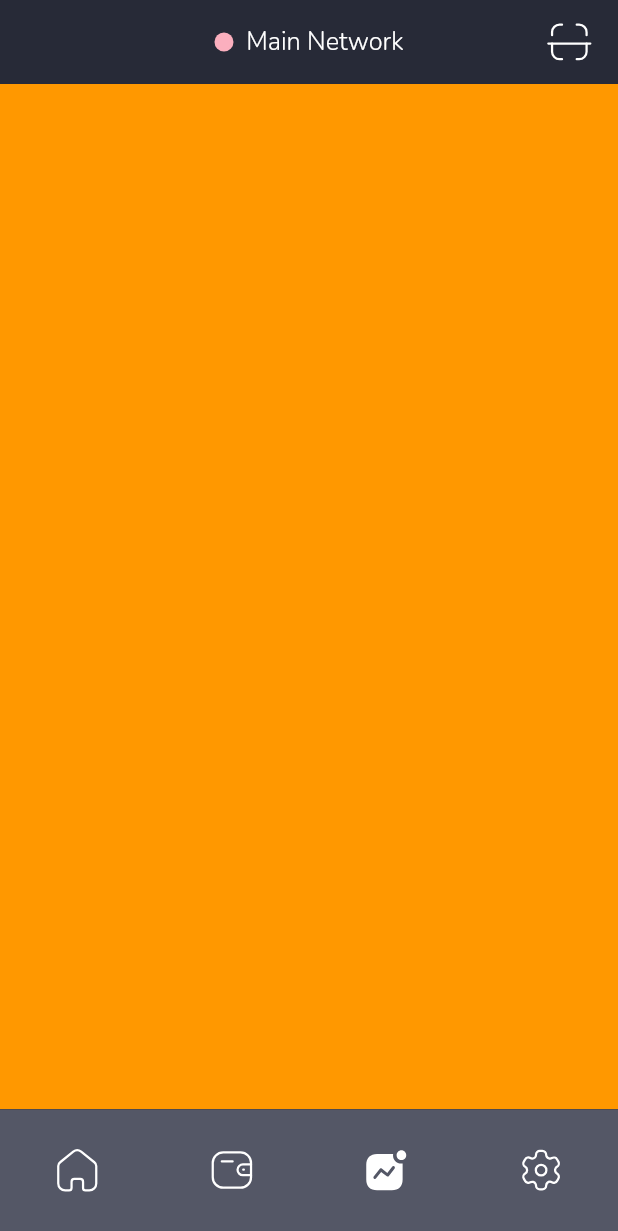
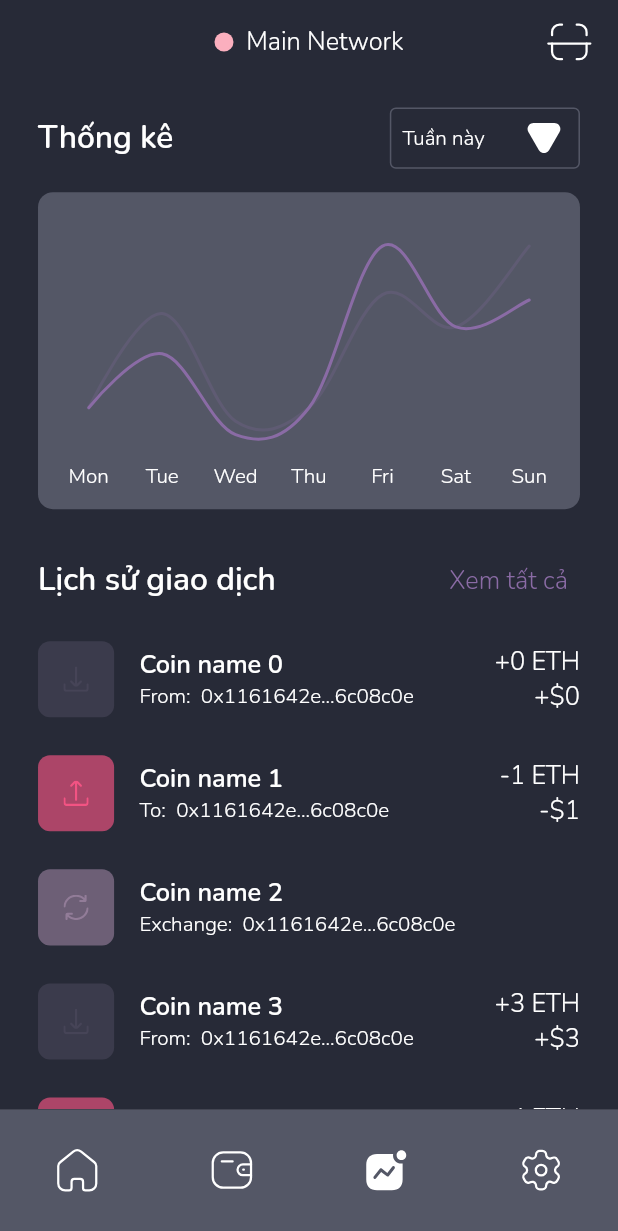
Before and after one commit to hunghuy201280/flutter_crypto_wallet, a Flutter app: the NavBarView screen opened by its route, item 3 of the bottom bar chosen, on a phone screen of 412 x 824 dp. Shown: the top 1231 px of the screen. Run offline on Flutter 3.47's test engine with Material 2 defaults, Android fonts, the phone set to English and light mode, and no system bars; drawn by our look-alikes of fl_chart, persistent_bottom_nav_bar_v2; our stand-ins replace another_flushbar, bloc, cached_network_image, dio, flutter_bloc, flutter_screenutil and 12 more; missing offline and left inert: clipboard; accounts and stored records are empty; network calls fail; statements that could not run were skipped.

Commit message:
update - statistic screen ui

```diff
--- a/lib/configs/text_config.dart
+++ b/lib/configs/text_config.dart
@@ -79,6 +79,12 @@ class TextConfigs {
     fontWeight: FontWeight.w300,
     color: AppColors.kColor2,
   );
+  static final kBody2_4 = TextStyle(
+    fontSize: 16.sp,
+    fontFamily: kFontFamily,
+    fontWeight: FontWeight.w300,
+    color: AppColors.kColor4,
+  );
 
   static final kCaption_9 = TextStyle(
     fontSize: 13.sp,
--- a/lib/l10n/intl_en.arb
+++ b/lib/l10n/intl_en.arb
@@ -59,5 +59,12 @@
   "securityAndPrivacy" : "Security & Privacy",
   "networks" : "Networks",
   "otherNetworks" : "Other Networks",
+  "statistic" : "Statistic",
+  "transactionHistory" : "Transaction History",
+  "thisWeek" : "This Week",
+  "thisMonth" : "This Month",
+  "thisYear" : "This Year",
+  "seeAll" : "See all",
+
   "about" : "About"
 }
--- a/lib/l10n/intl_vi.arb
+++ b/lib/l10n/intl_vi.arb
@@ -45,5 +45,12 @@
   "securityAndPrivacy": "Chính sách và bảo mật",
   "networks": "Mạng lưới",
   "otherNetworks": "Mạng khác",
+  "statistic" : "Thống kê",
+  "transactionHistory" : "Lịch sử giao dịch",
+  "thisWeek" : "Tuần này",
+  "thisMonth" : "Tháng này",
+  "thisYear" : "Năm này",
+  "seeAll" : "Xem tất cả",
+
   "about" : "About"
 }
--- a/lib/utils/extensions.dart
+++ b/lib/utils/extensions.dart
@@ -41,3 +41,22 @@ extension DioErrorExt on DioError {
     return data["error"];
   }
 }
+
+extension InputDecorationExt on InputDecoration {
+  InputDecoration allBorder(InputBorder side) {
+    return copyWith(
+      border: side,
+      focusedBorder: side,
+      enabledBorder: side,
+      disabledBorder: side,
+      errorBorder: side,
+      focusedErrorBorder: side,
+    );
+  }
+}
+
+extension WidgetExt on Widget {
+  SliverToBoxAdapter get toSliver => SliverToBoxAdapter(
+        child: this,
+      );
+}
--- /dev/null
+++ b/lib/views/shared_widgets/common_dropdown.dart
@@ -0,0 +1,55 @@
+import 'package:flutter/material.dart';
+import 'package:flutter_ntf_marketplace/utils/extensions.dart';
+import 'package:flutter_screenutil/flutter_screenutil.dart';
+
+import '../../configs/color_config.dart';
+import '../../configs/text_config.dart';
+
+class CustomDropDown<T> extends StatelessWidget {
+  const CustomDropDown({
+    Key? key,
+    required this.selectedItem,
+    required this.items,
+    required this.onChanged,
+    required this.getName,
+  }) : super(key: key);
+  final T selectedItem;
+  final List<T> items;
+  final ValueChanged<T?> onChanged;
+  final String Function(T item) getName;
+  @override
+  Widget build(BuildContext context) {
+    return SizedBox(
+      width: 120.w,
+      child: DropdownButtonFormField<T>(
+        items: items
+            .map(
+              (e) => DropdownMenuItem<T>(
+                child: Text(
+                  getName(e),
+                  style: TextConfigs.kCaption_9,
+                ),
+                value: e,
+              ),
+            )
+            .toList(),
+        value: selectedItem,
+        dropdownColor: AppColors.kColor1,
+        decoration: InputDecoration(
+          isCollapsed: true,
+          contentPadding: EdgeInsets.all(8.w),
+        ).allBorder(
+          const OutlineInputBorder(
+            borderSide: BorderSide(color: AppColors.kColor2),
+          ),
+        ),
+        icon: "dropdown".getIcon(
+          color: AppColors.kColor9,
+        ),
+        isExpanded: false,
+        isDense: true,
+        onChanged: onChanged,
+      ),
+    );
+  }
+}
--- a/lib/views/statistic_screen/statistic_screen.dart
+++ b/lib/views/statistic_screen/statistic_screen.dart
@@ -1,4 +1,12 @@
 import 'package:flutter/material.dart';
+import 'package:flutter_ntf_marketplace/configs/text_config.dart';
+import 'package:flutter_ntf_marketplace/generated/l10n.dart';
+import 'package:flutter_ntf_marketplace/utils/extensions.dart';
+import 'package:flutter_ntf_marketplace/views/statistic_screen/widgets/statistic_chart.dart';
+import 'package:flutter_screenutil/flutter_screenutil.dart';
+import 'package:sliver_tools/sliver_tools.dart';
+
+import '../../configs/color_config.dart';
 
 class StatisticScreen extends StatelessWidget {
   static const id = "StatisticScreen";
@@ -9,8 +17,186 @@ class StatisticScreen extends StatelessWidget {
 
   @override
   Widget build(BuildContext context) {
+    final s = S.of(context);
     return Scaffold(
-      backgroundColor: Colors.orange,
+      backgroundColor: AppColors.kColor1,
+      body: NestedScrollView(
+        headerSliverBuilder: (context, innerBoxIsScrolled) => [
+          const StatisticChart(
+            previousData: [2, 5.5, 1.5, 2, 6.2, 5, 8],
+            presentData: [2, 4, 1, 2, 8, 5, 6],
+          ).toSliver,
+        ],
+        physics: const BouncingScrollPhysics(),
+        body: CustomScrollView(
+          slivers: [
+            SliverPinnedHeader(
+              child: Material(
+                color: AppColors.kColor1,
+                child: Row(
+                  children: [
+                    24.horizontalSpace,
+                    Text(
+                      s.transactionHistory,
+                      style: TextConfigs.kSubtitle_9,
+                    ),
+                    const Spacer(),
+                    TextButton(
+                      onPressed: () {},
+                      style: TextButton.styleFrom(
+                        primary: AppColors.kColor6,
+                      ),
+                      child: Text(
+                        s.seeAll,
+                        style: TextConfigs.kBody2_4,
+                      ),
+                    ),
+                    24.horizontalSpace,
+                  ],
+                ),
+              ),
+            ),
+            4.verticalSpace.toSliver,
+            const TransactionHistory(),
+          ],
+        ),
+      ),
     );
   }
 }
+
+class TransactionHistory extends StatelessWidget {
+  const TransactionHistory({Key? key}) : super(key: key);
+
+  @override
+  Widget build(BuildContext context) {
+    return SliverList(
+      delegate: SliverChildBuilderDelegate(
+        (context, index) {
+          return Transaction(
+            index: index,
+          );
+        },
+        childCount: 10,
+      ),
+    );
+  }
+}
+
+class Transaction extends StatelessWidget {
+  const Transaction({Key? key, required this.index}) : super(key: key);
+
+  final int index;
+
+  int get transactionType => index % 3;
+  Color get color {
+    switch (transactionType) {
+      case 1:
+        return AppColors.kColor6;
+      case 2:
+        return AppColors.kColor5;
+      case 0:
+      default:
+        return AppColors.kColor3;
+    }
+  }
+
+  String get icon {
+    switch (transactionType) {
+      case 1:
+        return "withdraw";
+      case 2:
+        return "exchange";
+      case 0:
+      default:
+        return "deposit";
+    }
+  }
+
+  String get prefix {
+    switch (transactionType) {
+      case 1:
+        return "To: ";
+      case 2:
+        return "Exchange: ";
+      case 0:
+      default:
+        return "From: ";
+    }
+  }
+
+  String get sign {
+    switch (transactionType) {
+      case 1:
+        return "-";
+      case 2:
+        return "";
+      case 0:
+      default:
+        return "+";
+    }
+  }
+
+  @override
+  Widget build(BuildContext context) {
+    return Material(
+      color: Colors.transparent,
+      child: InkWell(
+        onTap: () {},
+        child: Padding(
+          padding: EdgeInsets.only(top: 12.w, bottom: 12.w),
+          child: Row(
+            children: [
+              24.horizontalSpace,
+              Container(
+                decoration: BoxDecoration(
+                  borderRadius: BorderRadius.circular(8),
+                  color: color.withOpacity(0.65),
+                ),
+                width: 48.w,
+                height: 48.w,
+                child: Center(
+                  child: icon.getIcon(
+                    color: color,
+                    width: 16.w,
+                    height: 16.w,
+                  ),
+                ),
+              ),
+              16.horizontalSpace,
+              Column(
+                crossAxisAlignment: CrossAxisAlignment.start,
+                children: [
+                  Text(
+                    "Coin name $index",
+                    style: TextConfigs.kLabel_9,
+                  ),
+                  Text(
+                    "$prefix ${"0x1161642e402d07D13B243d678d6d08f476c08c0e".shortFor()}",
+                    style: TextConfigs.kCaption_9,
+                  )
+                ],
+              ),
+              const Spacer(),
+              if (transactionType != 2)
+                Column(
+                  crossAxisAlignment: CrossAxisAlignment.end,
+                  children: [
+                    Text(
+                      "$sign$index ETH",
+                      style: TextConfigs.kBody2_9,
+                    ),
+                    Text(
+                      "$sign\$$index",
+                      style: TextConfigs.kBody2_9,
+                    ),
+                  ],
+                ),
+              24.horizontalSpace,
+            ],
+          ),
+        ),
+      ),
+    );
+  }
+}
--- /dev/null
+++ b/lib/views/statistic_screen/widgets/statistic_chart.dart
@@ -0,0 +1,163 @@
+import 'package:fl_chart/fl_chart.dart';
+import 'package:flutter/material.dart';
+import 'package:flutter_ntf_marketplace/views/statistic_screen/widgets/statistic_unit_dropdown.dart';
+import 'package:flutter_screenutil/flutter_screenutil.dart';
+
+import '../../../configs/color_config.dart';
+import '../../../configs/text_config.dart';
+import '../../../generated/l10n.dart';
+
+class StatisticChart extends StatelessWidget {
+  const StatisticChart(
+      {Key? key, required this.previousData, required this.presentData})
+      : super(key: key);
+
+  final List<double> previousData;
+  final List<double> presentData;
+  LineTouchData get lineTouchData1 => LineTouchData(
+        handleBuiltInTouches: true,
+        touchTooltipData: LineTouchTooltipData(
+          tooltipBgColor: AppColors.kColor3,
+          getTooltipItems: (spots) {
+            return spots
+                .map(
+                  (e) => LineTooltipItem("\$ ${e.y}", TextConfigs.kCaption_9),
+                )
+                .toList();
+          },
+        ),
+      );
+
+  Widget bottomTitleWidgets(double value, TitleMeta meta) {
+    late String text;
+    final intVal = value.floor();
+    switch (intVal) {
+      case 1:
+        text = "Mon";
+        break;
+      case 2:
+        text = "Tue";
+
+        break;
+      case 3:
+        text = "Wed";
+
+        break;
+      case 4:
+        text = "Thu";
+
+        break;
+      case 5:
+        text = "Fri";
+
+        break;
+      case 6:
+        text = "Sat";
+
+        break;
+      case 7:
+        text = "Sun";
+        break;
+      default:
+        text = "";
+        break;
+    }
+
+    return Text(
+      text,
+      style: TextConfigs.kCaption_9,
+    );
+  }
+
+  SideTitles get bottomTitles => SideTitles(
+        showTitles: true,
+        reservedSize: 30.w,
+        interval: 1,
+        getTitlesWidget: bottomTitleWidgets,
+      );
+
+  @override
+  Widget build(BuildContext context) {
+    final s = S.of(context);
+    return Padding(
+      padding: EdgeInsets.symmetric(horizontal: 24.w),
+      child: Column(
+        mainAxisSize: MainAxisSize.min,
+        children: [
+          16.verticalSpace,
+          Row(
+            mainAxisAlignment: MainAxisAlignment.spaceBetween,
+            children: [
+              Text(
+                s.statistic,
+                style: TextConfigs.kSubtitle_9,
+              ),
+              const StatisticUnitDropdown(),
+            ],
+          ),
+          16.verticalSpace,
+          Container(
+            height: 200.w,
+            decoration: BoxDecoration(
+              color: AppColors.kColor2,
+              borderRadius: BorderRadius.circular(10),
+            ),
+            padding: EdgeInsets.symmetric(horizontal: 32.w),
+            child: LineChart(
+              LineChartData(
+                gridData: FlGridData(show: false),
+                borderData: FlBorderData(
+                  show: false,
+                ),
+                lineTouchData: lineTouchData1,
+                titlesData: FlTitlesData(
+                  bottomTitles: AxisTitles(
+                    sideTitles: bottomTitles,
+                  ),
+                  rightTitles: AxisTitles(
+                    sideTitles: SideTitles(showTitles: false),
+                  ),
+                  topTitles: AxisTitles(
+                    sideTitles: SideTitles(showTitles: false),
+                  ),
+                  leftTitles: AxisTitles(
+                    sideTitles: SideTitles(showTitles: false),
+                  ),
+                ),
+                clipData: FlClipData.all(),
+                lineBarsData: [
+                  _getLineData(
+                    presentData,
+                  ),
+                  _getLineData(
+                    previousData,
+                    AppColors.kColor4.withOpacity(0.2),
+                  ),
+                ],
+                maxX: 7,
+                minX: 1,
+                maxY: 10,
+                minY: 0,
+              ),
+            ),
+          ),
+          24.verticalSpace,
+        ],
+      ),
+    );
+  }
+
+  LineChartBarData _getLineData(List<double> data,
+      [Color color = AppColors.kColor4]) {
+    return LineChartBarData(
+      isCurved: true,
+      color: color,
+      isStrokeCapRound: true,
+      dotData: FlDotData(show: false),
+      belowBarData: BarAreaData(show: false),
+      spots: [
+        for (int i = 0; i < data.length; i++) FlSpot(i + 1, data[i]),
+      ],
+    );
+  }
+}
--- /dev/null
+++ b/lib/views/statistic_screen/widgets/statistic_unit_dropdown.dart
@@ -0,0 +1,44 @@
+import 'package:flutter/material.dart';
+import 'package:jiffy/jiffy.dart';
+
+import '../../../generated/l10n.dart';
+import '../../shared_widgets/common_dropdown.dart';
+
+class StatisticUnitDropdown extends StatefulWidget {
+  const StatisticUnitDropdown({
+    Key? key,
+  }) : super(key: key);
+
+  @override
+  State<StatisticUnitDropdown> createState() => _StatisticUnitDropdownState();
+}
+
+class _StatisticUnitDropdownState extends State<StatisticUnitDropdown> {
+  Units mode = Units.WEEK;
+  @override
+  Widget build(BuildContext context) {
+    final s = S.of(context);
+    return CustomDropDown<Units>(
+      selectedItem: mode,
+      getName: (mode) {
+        switch (mode) {
+          case Units.MONTH:
+            return s.thisMonth;
+
+          case Units.YEAR:
+            return s.thisYear;
+          case Units.WEEK:
+          default:
+            return s.thisWeek;
+        }
+      },
+      items: const [Units.WEEK, Units.MONTH, Units.YEAR],
+      onChanged: (selectedItem) {
+        if (selectedItem == null) return;
+        setState(() {
+          mode = selectedItem;
+        });
+      },
+    );
+  }
+}
--- a/lib/views/wallet_screen/wallet_screen.dart
+++ b/lib/views/wallet_screen/wallet_screen.dart
@@ -1,6 +1,6 @@
 import 'package:flutter/material.dart';
 import 'package:flutter_ntf_marketplace/configs/color_config.dart';
-import 'package:flutter_ntf_marketplace/configs/text_config.dart';
+import 'package:flutter_ntf_marketplace/utils/extensions.dart';
 import 'package:flutter_ntf_marketplace/views/wallet_screen/widgets/wallet_detail.dart';
 import 'package:flutter_ntf_marketplace/views/wallet_screen/widgets/wallet_info.dart';
 import 'package:flutter_screenutil/flutter_screenutil.dart';
@@ -52,12 +52,10 @@ class _WalletScreenState extends State<WalletScreen>
       child: NestedScrollView(
         controller: _scrollController,
         headerSliverBuilder: (context, innerBoxIsScrolled) => [
-          SliverToBoxAdapter(
-            child: SizedBox(
-              height: 0.4.sh,
-              child: const WalletInfo(),
-            ),
-          ),
+          SizedBox(
+            height: 0.4.sh,
+            child: const WalletInfo(),
+          ).toSliver,
         ],
         physics: const BouncingScrollPhysics(),
         body: WalletDetail(
--- a/pubspec.yaml
+++ b/pubspec.yaml
@@ -38,7 +38,9 @@ dependencies:
   shimmer: ^2.0.0
   injectable: ^1.5.3
   logger: ^1.1.0
-
+  jiffy: ^5.0.0
+  fl_chart: ^0.50.1
+  sliver_tools: ^0.2.5
 
 
 dev_dependencies:
```
Also changed, not shown: lib/generated/intl/messages_en.dart, lib/generated/intl/messages_vi.dart, lib/generated/l10n.dart, pubspec.lock.
